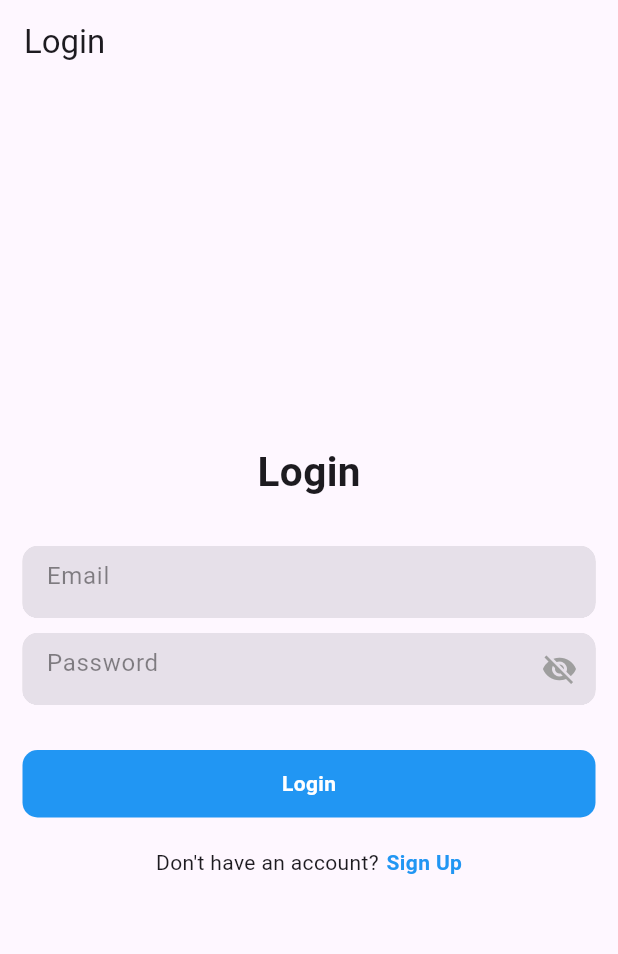
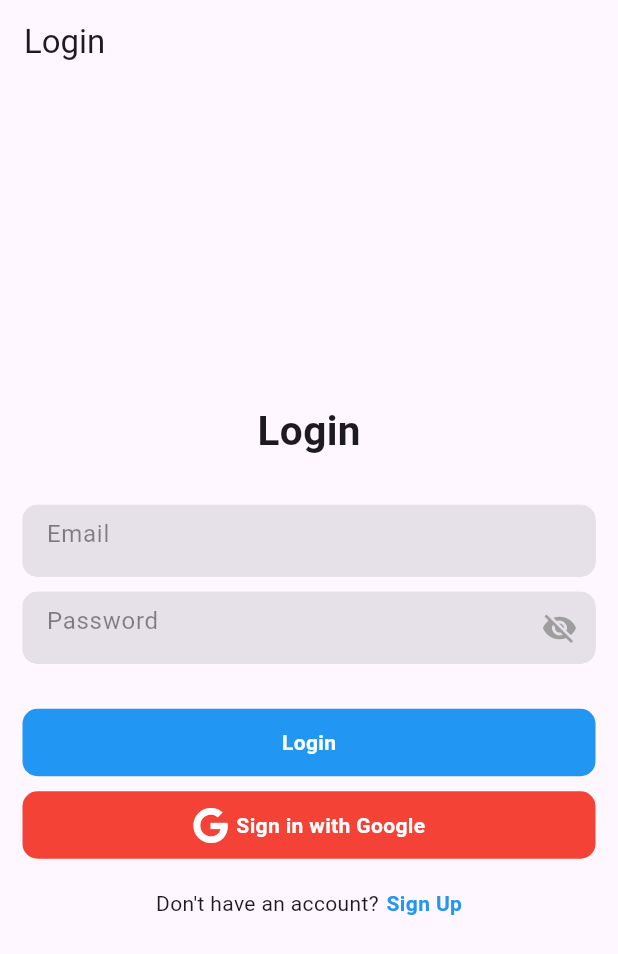
Before and after one commit to siwarbo/mh, a Flutter app: the screen it shows after launch, on a phone screen of 412 x 824 dp. Shown: the top 954 px of the screen. Run offline on Flutter 3.47's test engine with Material 3 defaults, Android fonts, the phone set to English and light mode, and no system bars; our stand-ins replace firebase_auth, firebase_core, fluttertoast, font_awesome_flutter; accounts and stored records are empty.

Commit message:
add google login

```diff
--- a/lib/features/user_auth/presentation/pages/login_page.dart
+++ b/lib/features/user_auth/presentation/pages/login_page.dart
@@ -5,6 +5,7 @@ import 'package:alh/features/user_auth/presentation/widgets/form_container_widge
 import 'package:alh/global/common/toast.dart';
 import 'package:firebase_auth/firebase_auth.dart';
 import 'package:flutter/material.dart';
+import 'package:font_awesome_flutter/font_awesome_flutter.dart';
 
 class LoginPage extends StatefulWidget {
   const LoginPage({super.key});
@@ -39,6 +40,7 @@ class _LoginPageState extends State<LoginPage> {
       body: Center(
         child: Padding(
           padding: const EdgeInsets.symmetric(horizontal: 15),
+          child: SingleChildScrollView(
             child: Column(
               mainAxisAlignment: MainAxisAlignment.center,
               children: [
@@ -65,13 +67,11 @@ class _LoginPageState extends State<LoginPage> {
                 SizedBox(
                   height: 30,
                 ),
+                //login
                 GestureDetector(
                   onTap: () {
-                  Navigator.push(context,
-                      MaterialPageRoute(builder: (context) => HomePage()));
+                    _signIn();
                   },
-                child: GestureDetector(
-                  onTap: _signIn,
                   child: Container(
                     width: double.infinity,
                     height: 45,
@@ -89,10 +89,50 @@ class _LoginPageState extends State<LoginPage> {
                               style: TextStyle(
                                   color: Colors.white,
                                   fontWeight: FontWeight.bold),
-                              )),
                             ),
                     ),
                   ),
+                ),
+
+                //google
+                SizedBox(
+                  height: 10,
+                ),
+                GestureDetector(
+                  onTap: () {
+                    //_signInWithGoogle();
+                  },
+                  child: Container(
+                    width: double.infinity,
+                    height: 45,
+                    decoration: BoxDecoration(
+                      color: Colors.red,
+                      borderRadius: BorderRadius.circular(10),
+                    ),
+                    child: Center(
+                      child: Row(
+                        mainAxisAlignment: MainAxisAlignment.center,
+                        children: [
+                          Icon(
+                            FontAwesomeIcons.google,
+                            color: Colors.white,
+                          ),
+                          SizedBox(
+                            width: 5,
+                          ),
+                          Text(
+                            "Sign in with Google",
+                            style: TextStyle(
+                              color: Colors.white,
+                              fontWeight: FontWeight.bold,
+                            ),
+                          ),
+                        ],
+                      ),
+                    ),
+                  ),
+                ),
+
                 SizedBox(
                   height: 20,
                 ),
@@ -125,6 +165,7 @@ class _LoginPageState extends State<LoginPage> {
             ),
           ),
         ),
+      ),
     );
   }
 
--- a/pubspec.yaml
+++ b/pubspec.yaml
@@ -39,6 +39,8 @@ dependencies:
   firebase_auth: ^4.17.6
   firebase_storage: ^11.6.7
   fluttertoast: ^8.2.4
+  font_awesome_flutter: ^10.7.0
+  google_sign_in: ^6.2.1
 
 dev_dependencies:
   flutter_test:
```
Also changed, not shown: pubspec.lock, 1 other file. Lines whose indentation alone changed are shown as unchanged.
